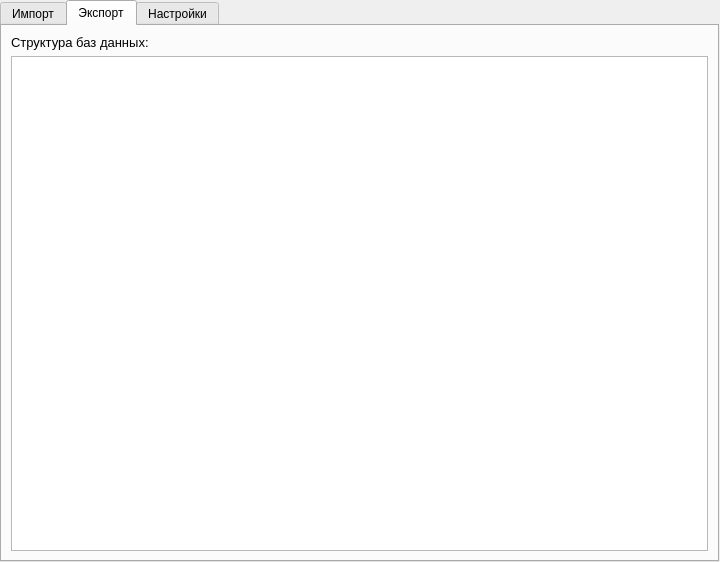
Qt form src/presentation/dialogs/resources/main_dialog.ui (Comanda-A/DXF-PostGIS-Converter) before a commit.
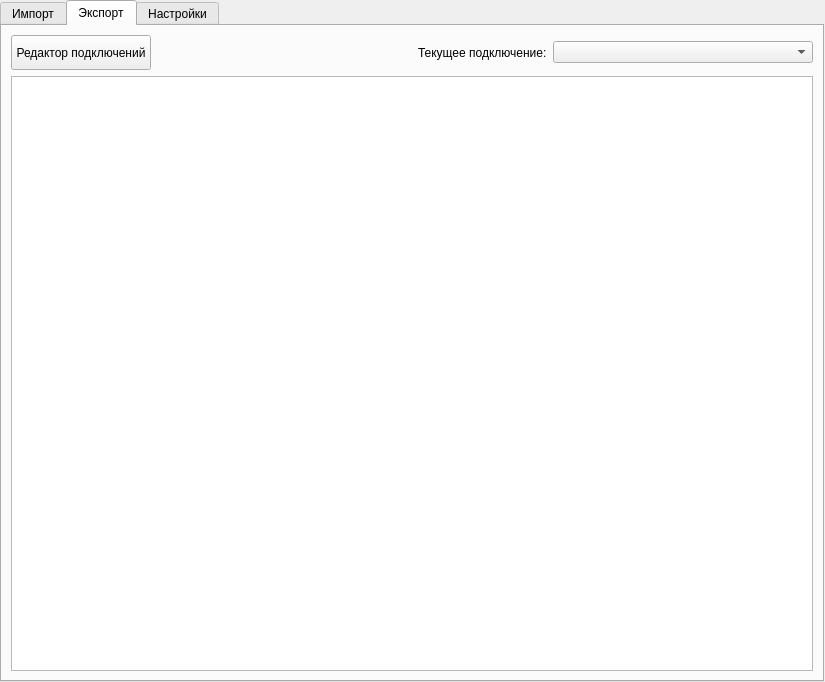
The same form after that commit. The open tabs and pages were chosen to show the change.

What changed in the file:
```diff
--- a/src/presentation/dialogs/resources/main_dialog.ui
+++ b/src/presentation/dialogs/resources/main_dialog.ui
@@ -6,8 +6,8 @@
    <rect>
     <x>0</x>
     <y>0</y>
-    <width>720</width>
-    <height>562</height>
+    <width>825</width>
+    <height>682</height>
    </rect>
   </property>
   <property name="sizePolicy">
@@ -839,23 +839,69 @@
       </attribute>
       <layout class="QVBoxLayout" name="verticalLayout_5">
        <item>
-        <widget class="QLabel" name="db_structure_label">
-         <property name="font">
-          <font>
-           <family>Segoe UI</family>
-           <pointsize>10</pointsize>
-           <weight>50</weight>
-           <bold>false</bold>
-           <underline>false</underline>
-          </font>
+        <layout class="QHBoxLayout" name="horizontalLayout_10">
+         <property name="topMargin">
+          <number>0</number>
          </property>
-         <property name="text">
-          <string>Структура баз данных:</string>
-         </property>
-        </widget>
+         <item>
+          <widget class="QPushButton" name="connection_editor_button">
+           <property name="minimumSize">
+            <size>
+             <width>140</width>
+             <height>35</height>
+            </size>
+           </property>
+           <property name="text">
+            <string>Редактор подключений</string>
+           </property>
+          </widget>
+         </item>
+         <item>
+          <spacer name="horizontalSpacer_6">
+           <property name="orientation">
+            <enum>Qt::Horizontal</enum>
+           </property>
+           <property name="sizeHint" stdset="0">
+            <size>
+             <width>40</width>
+             <height>20</height>
+            </size>
+           </property>
+          </spacer>
+         </item>
+         <item>
+          <widget class="QLabel" name="current_connection_label">
+           <property name="text">
+            <string>Текущее подключение:</string>
+           </property>
+          </widget>
+         </item>
+         <item>
+          <widget class="QComboBox" name="connection_combo">
+           <property name="sizePolicy">
+            <sizepolicy hsizetype="Expanding" vsizetype="Fixed">
+             <horstretch>0</horstretch>
+             <verstretch>0</verstretch>
+            </sizepolicy>
+           </property>
+           <property name="minimumSize">
+            <size>
+             <width>200</width>
+             <height>0</height>
+            </size>
+           </property>
+          </widget>
+         </item>
+        </layout>
        </item>
        <item>
-        <widget class="QTreeWidget" name="db_structure_tree_widget">
+        <widget class="QTreeWidget" name="db_tree_widget">
+         <property name="sizePolicy">
+          <sizepolicy hsizetype="Expanding" vsizetype="Expanding">
+           <horstretch>0</horstretch>
+           <verstretch>0</verstretch>
+          </sizepolicy>
+         </property>
          <property name="columnCount">
           <number>2</number>
          </property>
```
Left out of the diff: 2 changed lines with no effect on the pictures.
